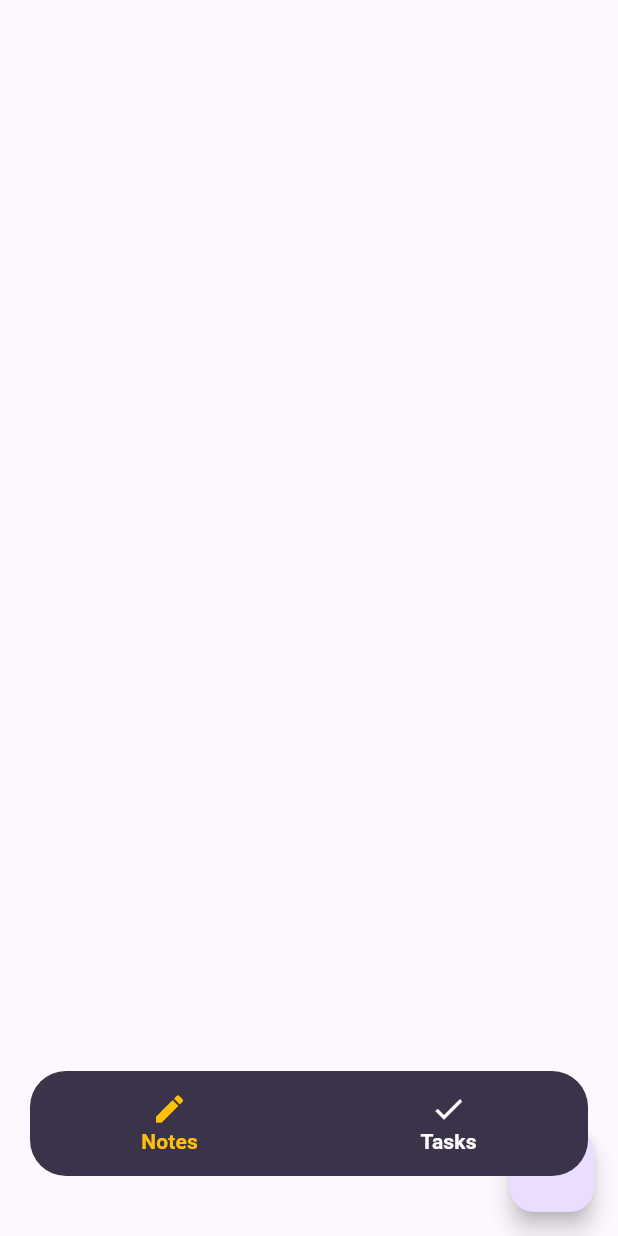
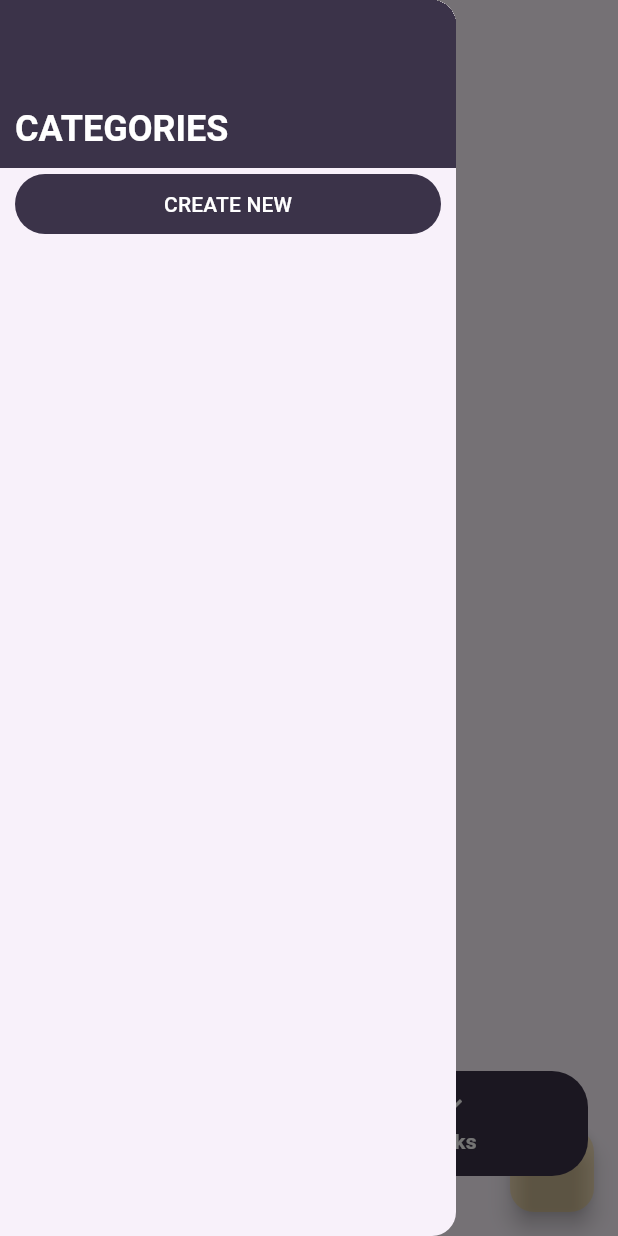
Before and after one commit to 13PurpleHaze/unotes, a Flutter app: the screen it shows after launch, with the side drawer open (before the commit the screen has no drawer), on a phone screen of 412 x 824 dp. Run offline on Flutter 3.47's test engine with Material 3 defaults, Android fonts, the phone set to English and light mode, and no system bars; our stand-ins replace drift, drift_flutter, go_router; accounts and stored records are empty; generated files the repository leaves out were written again.

Commit message:
feature/categories add dialog, colorpicker, viewmodel for create category

```diff
--- a/lib/app/dependencies/dependencies.dart
+++ b/lib/app/dependencies/dependencies.dart
@@ -1,5 +1,9 @@
 import 'package:notesapp/app/database/database.dart';
+import 'package:notesapp/features/categories/category_list_view_model.dart';
+import 'package:notesapp/features/categories/category_repository.dart';
+import 'package:notesapp/features/categories/local_category_repository.dart';
 import 'package:notesapp/features/createNote/create_note_view_model.dart';
+import 'package:notesapp/features/create_category/create_category_view_model.dart';
 import 'package:notesapp/features/notes/local_note_repository.dart';
 import 'package:notesapp/features/notes/note_list_view_model.dart';
 import 'package:notesapp/features/notes/note_repository.dart';
@@ -20,4 +24,15 @@ final dependencies = [
   ChangeNotifierProvider(
       create: (context) =>
           CreateNoteViewModel(noteRepository: context.read<NoteRepository>())),
+  Provider<CategoryRepository>(
+    create: (context) =>
+        LocalCategoryRepository(localStore: context.read<AppDatabase>()),
+  ),
+  ChangeNotifierProvider(
+      create: (context) => CategoryListViewModel(
+          categoryRepository: context.read<CategoryRepository>())),
+  ChangeNotifierProvider<CreateCategoryViewModel>(
+    create: (context) => CreateCategoryViewModel(
+        categoryRepository: context.read<CategoryRepository>()),
+  )
 ];
--- /dev/null
+++ b/lib/app/navigation/drawer.dart
@@ -0,0 +1,57 @@
+import 'package:flutter/material.dart';
+import 'package:notesapp/features/categories/category_list.dart';
+import 'package:notesapp/features/categories/category_list_view_model.dart';
+import 'package:provider/provider.dart';
+
+class NavDrawer extends StatelessWidget {
+  const NavDrawer({super.key});
+
+  @override
+  Widget build(BuildContext context) {
+    return Drawer(
+        child: Column(children: [
+      Container(
+        padding: const EdgeInsets.only(top: 70, left: 10, bottom: 10),
+        color: Theme.of(context).primaryColor,
+        width: double.infinity,
+        child: Text(
+          'CATEGORIES',
+          style: Theme.of(context)
+              .textTheme
+              .headlineSmall
+              ?.copyWith(fontWeight: FontWeight.bold, color: Colors.white),
+        ),
+      ),
+      Consumer<CategoryListViewModel>(
+          builder: (context, viewModel, child) => CategoryList(
+                viewModel: viewModel,
+              )),
+    ]));
+  }
+}
+
+// ListView(padding: EdgeInsets.zero, children: [
+//   Row(
+//     mainAxisAlignment: MainAxisAlignment.spaceBetween,
+//     children: [
+//       Text(
+//         'CATEGORIES',
+//         style: Theme.of(context).textTheme.titleMedium,
+//       ),
+//       TextButton(
+//           onPressed: () => {},
+//           child: Text(
+//             'CHANGE',
+//             style: Theme.of(context)
+//                 .textTheme
+//                 .titleMedium
+//                 ?.copyWith(color: Colors.blue),
+//           ))
+//     ],
+//   ),
+//   const Divider(),
+// Consumer<CategoryListViewModel>(
+//     builder: (context, viewModel, child) => CategoryList(
+//           viewModel: viewModel,
+//         )),
+// FilledButton(onPressed: () => {}, child: Text('CREATE NEW')),
--- a/lib/app/navigation/root_screen.dart
+++ b/lib/app/navigation/root_screen.dart
@@ -1,6 +1,7 @@
 import 'package:flutter/material.dart';
 import 'package:go_router/go_router.dart';
 import 'package:notesapp/app/navigation/bottom_nav_bar.dart';
+import 'package:notesapp/app/navigation/drawer.dart';
 import 'package:notesapp/app/navigation/tab_item.dart';
 
 class RootScreen extends StatelessWidget {
@@ -10,6 +11,7 @@ class RootScreen extends StatelessWidget {
   @override
   Widget build(BuildContext context) {
     return Scaffold(
+      drawer: NavDrawer(),
       body: Stack(
         children: [
           navigationShell,
--- /dev/null
+++ b/lib/app/theme/theme.dart
@@ -0,0 +1,20 @@
+import 'package:flutter/material.dart';
+
+final lightTheme = ThemeData(
+    useMaterial3: true,
+    splashColor: const Color.fromARGB(58, 255, 193, 7),
+    highlightColor: const Color.fromARGB(58, 255, 193, 7),
+    filledButtonTheme: FilledButtonThemeData(
+        style: ButtonStyle(
+      overlayColor: WidgetStateColor.resolveWith(
+          (states) => Color.fromARGB(58, 255, 193, 7)),
+    )),
+    colorScheme: ColorScheme.fromSeed(
+        surfaceTint: Color.fromARGB(58, 255, 193, 7),
+        brightness: Brightness.light,
+        seedColor: Color.fromARGB(255, 59, 51, 73),
+        primary: Color.fromARGB(255, 59, 51, 73),
+        primaryContainer: const Color.fromARGB(58, 255, 193, 7)),
+    primaryColor: Color.fromARGB(255, 59, 51, 73),
+    navigationBarTheme: const NavigationBarThemeData(
+        backgroundColor: Color.fromARGB(255, 59, 51, 73)));
--- /dev/null
+++ b/lib/features/categories/category_list.dart
@@ -0,0 +1,54 @@
+import 'package:flutter/material.dart';
+import 'package:notesapp/app/database/database.dart';
+import 'package:notesapp/features/categories/category_list_view_model.dart';
+import 'package:notesapp/features/categories/widgets/category_card.dart';
+import 'package:notesapp/features/categories/widgets/create_category_dialog.dart';
+import 'package:provider/provider.dart';
+import 'package:go_router/go_router.dart';
+
+class CategoryList extends StatefulWidget {
+  final CategoryListViewModel viewModel;
+  const CategoryList({super.key, required this.viewModel});
+
+  @override
+  State<CategoryList> createState() => _CategoryListState();
+}
+
+class _CategoryListState extends State<CategoryList> {
+  @override
+  void initState() {
+    super.initState();
+    widget.viewModel.fetchCategoryList();
+  }
+
+  @override
+  Widget build(BuildContext context) {
+    return Expanded(
+        child: ListView.separated(
+            padding: const EdgeInsets.only(bottom: 100),
+            itemBuilder: (context, index) {
+              if (index == widget.viewModel.categoryList.length) {
+                return Padding(
+                    padding: const EdgeInsets.symmetric(horizontal: 10),
+                    child: FilledButton(
+                        onPressed: () async {
+                          var res = await showDialog(
+                              context: context,
+                              builder: (BuildContext context) =>
+                                  CreateCategoryDialog());
+                          if (res != null) {
+                            widget.viewModel.fetchCategoryList();
+                          }
+                        },
+                        child: const Text('CREATE NEW')));
+              }
+              return ListTile(
+                leading: const Icon(Icons.note),
+                title: Text(widget.viewModel.categoryList[index].title),
+                iconColor: Color(widget.viewModel.categoryList[index].color),
+              );
+            },
+            itemCount: widget.viewModel.categoryList.length + 1,
+            separatorBuilder: (context, index) => const Divider()));
+  }
+}
--- /dev/null
+++ b/lib/features/categories/category_list_view_model.dart
@@ -0,0 +1,19 @@
+import 'package:flutter/foundation.dart';
+import 'package:notesapp/app/database/database.dart';
+import 'package:notesapp/features/categories/category_repository.dart';
+
+class CategoryListViewModel extends ChangeNotifier {
+  final CategoryRepository _categoryRepository;
+  final Set<NoteCategory> _categoryList = {};
+
+  CategoryListViewModel({required CategoryRepository categoryRepository})
+      : _categoryRepository = categoryRepository;
+
+  List<NoteCategory> get categoryList => _categoryList.toList();
+
+  void fetchCategoryList() async {
+    final categoryList = await _categoryRepository.getCategoryList();
+    _categoryList.addAll(categoryList);
+    notifyListeners();
+  }
+}
--- /dev/null
+++ b/lib/features/categories/category_repository.dart
@@ -0,0 +1,7 @@
+import 'package:notesapp/app/database/database.dart';
+import 'package:notesapp/features/categories/category_color.dart';
+
+abstract interface class CategoryRepository {
+  void addCategory(String title, int color);
+  Future<List<NoteCategory>> getCategoryList();
+}
--- a/lib/features/notes/note_list.dart
+++ b/lib/features/notes/note_list.dart
@@ -1,6 +1,7 @@
 import 'package:flutter/material.dart';
 import 'package:go_router/go_router.dart';
 import 'package:notesapp/features/notes/note_list_view_model.dart';
+import 'package:notesapp/features/notes/widgets/note_card.dart';
 
 class NoteList extends StatefulWidget {
   const NoteList({super.key, required this.viewModel});
--- a/lib/main.dart
+++ b/lib/main.dart
@@ -1,6 +1,7 @@
 import 'package:flutter/material.dart';
 import 'package:notesapp/app/dependencies/dependencies.dart';
 import 'package:notesapp/app/navigation/router.dart';
+import 'package:notesapp/app/theme/theme.dart';
 import 'package:provider/provider.dart';
 
 void main() {
@@ -18,11 +19,7 @@ class App extends StatelessWidget {
     return MaterialApp.router(
       routerConfig: router,
       // TODO: вынести тему и добавить темную
-      theme: ThemeData(
-          colorScheme: ColorScheme.fromSeed(seedColor: Colors.deepPurple),
-          useMaterial3: true,
-          navigationBarTheme: const NavigationBarThemeData(
-              backgroundColor: Color.fromARGB(255, 59, 51, 73))),
+      theme: lightTheme,
     );
   }
 }
```
Also changed, not shown: lib/app/database/database.dart (+7 -1 lines), lib/app/widgets/drawer/drawer_header.dart (added, +10 -0 lines), lib/features/categories/category_color.dart (added, +10 -0 lines), lib/features/categories/local_category_repository.dart (added, +21 -0 lines), lib/features/categories/widgets/category_card.dart (added, +25 -0 lines), lib/features/categories/widgets/color_picker.dart (added, +36 -0 lines), lib/features/categories/widgets/create_category_dialog.dart (added, +63 -0 lines), lib/features/create_category/create_category_view_model.dart (added, +13 -0 lines), lib/features/notes/widgets/note_card.dart (added, +17 -0 lines), lib/app/database/database.g.dart, lib/app/theme/colors.dart (added).
